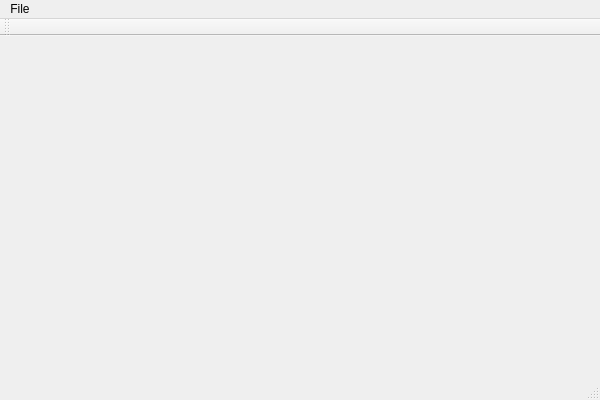
Before: the Qt Designer form DX11Study/Editor/editor.ui in ericsongcz/DX11_DAA, drawn with Qt 5.
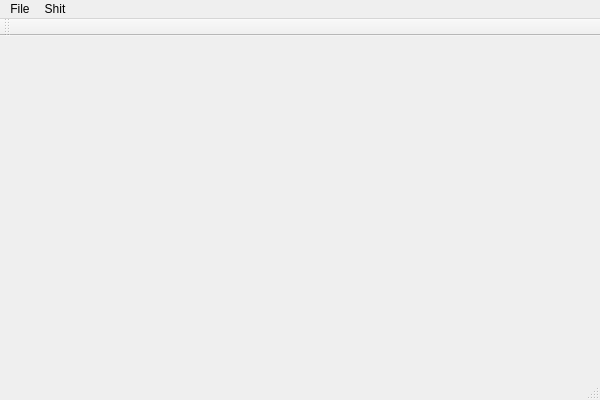
After: the same form once the commit is applied.

Diff of the .ui file:
```diff
--- a/DX11Study/Editor/editor.ui
+++ b/DX11Study/Editor/editor.ui
@@ -29,7 +29,13 @@
     </property>
     <addaction name="actionLoad_Model"/>
    </widget>
+   <widget class="QMenu" name="shit">
+    <property name="title">
+     <string>Shit</string>
+    </property>
+   </widget>
    <addaction name="menuFile"/>
+   <addaction name="shit"/>
   </widget>
   <widget class="QToolBar" name="mainToolBar">
    <attribute name="toolBarArea">
```
